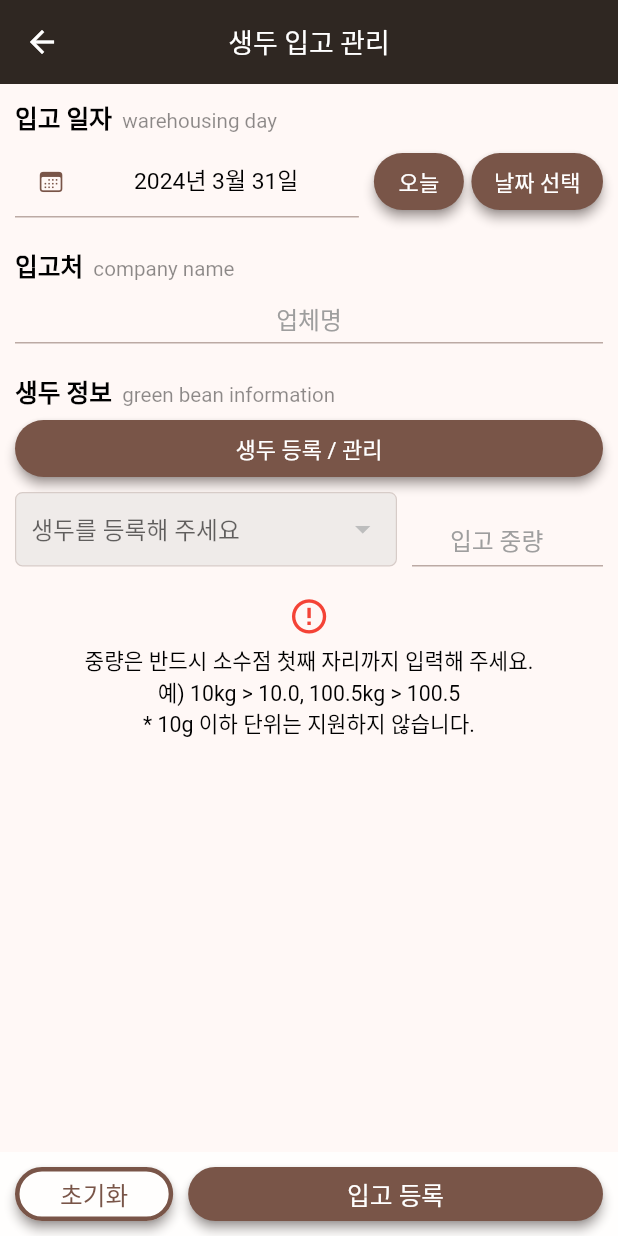
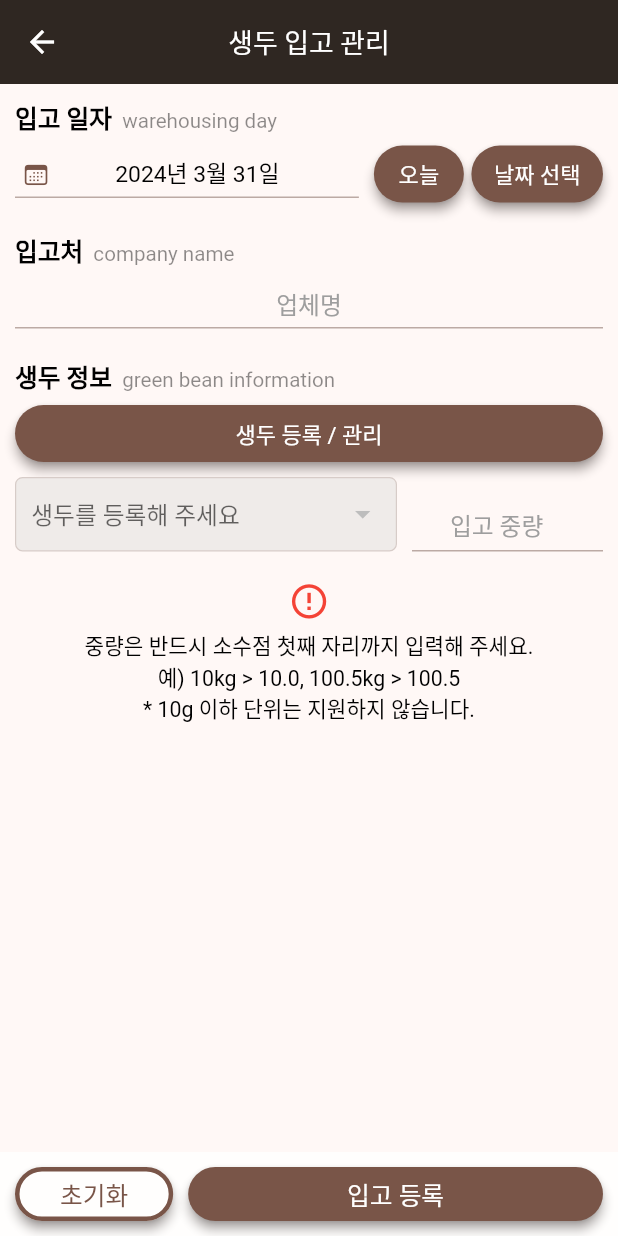
Before and after one commit to NamGideokk/bean_diary, a Flutter app: the GreenBeanWarehousingMain screen opened directly, on a phone screen of 412 x 824 dp. Run offline on Flutter 3.47's test engine with Material 3 defaults, Android fonts, the phone set to English and light mode, and no system bars; our stand-ins replace get, package_info_plus, sqflite, upgrader; accounts and stored records are empty.

Commit message:
스타일 수정

```diff
--- a/lib/screens/data_management_main.dart
+++ b/lib/screens/data_management_main.dart
@@ -382,6 +382,10 @@ class _DataManagementMainState extends State<DataManagementMain> {
                           ),
                           helperMaxLines: 3,
                           suffixIcon: IconButton(
+                            style: IconButton.styleFrom(
+                              visualDensity: VisualDensity.compact,
+                              tapTargetSize: MaterialTapTargetSize.shrinkWrap,
+                            ),
                             onPressed: clearBackupDataText,
                             icon: Icon(
                               Icons.clear_rounded,
--- a/lib/utility/custom_upgrade_message.dart
+++ b/lib/utility/custom_upgrade_message.dart
@@ -4,7 +4,7 @@ import 'package:upgrader/upgrader.dart';
 
 class CustomUpgradeMessages extends UpgraderMessages {
   @override
-  get title => "최신 버전이 올라왔어요";
+  get title => "최신 버전이 있어요!";
 
   // {{appName}}
   @override
--- a/lib/widgets/custom_date_picker.dart
+++ b/lib/widgets/custom_date_picker.dart
@@ -21,11 +21,15 @@ class CustomDatePicker extends StatelessWidget {
             style: Theme.of(context).textTheme.bodyMedium,
             textAlignVertical: TextAlignVertical.center,
             decoration: InputDecoration(
-              prefixIcon: Icon(
-                CupertinoIcons.calendar,
-                size: height / 46,
-                color: Colors.brown,
+              prefixIcon: Padding(
+                padding: const EdgeInsets.only(left: 5),
+                child: Icon(
+                  CupertinoIcons.calendar,
+                  size: height / 46,
+                  color: Colors.brown,
+                ),
               ),
+              prefixIconConstraints: const BoxConstraints(),
             ),
           ),
         ),
```
